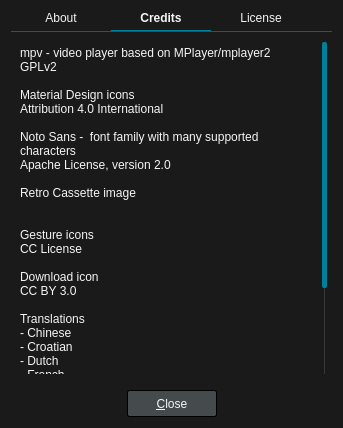
u8sand/Baka-MPlayer, file src/ui/aboutdialog.ui: the form before one commit.
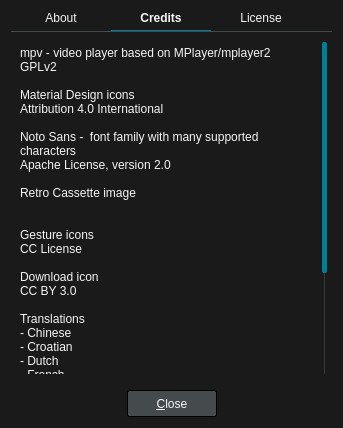
The form after the commit. The open tabs and pages were chosen to show the change. Icons and pictures are not drawn.

Commit message:
Updated developer credits for translations
And some I missed in the past--sorry about that.

```diff
--- a/src/ui/aboutdialog.ui
+++ b/src/ui/aboutdialog.ui
@@ -253,12 +253,14 @@
 - Dutch &lt;robin007bond, wb9688&gt;
 - French &lt;chapouvalpin&gt;
 - Georgian &lt;arabuli&gt;
-- German &lt;yiip87&gt;
-- Italian &lt;Aloysius&gt;
+- German &lt;yiip87, theChaosCoder&gt;
+- Italian &lt;Aloysius, luigino&gt;
 - Korean &lt;godly-devotion&gt;
-- Portuguese &lt;u8sand&gt;
-- Russian &lt;suhr&gt;
-- Spanish &lt;Alfredo Ramos&gt;</string>
+- Portuguese &lt;u8sand, GUiHKX&gt;
+- Russian &lt;suhr, stryaponoff&gt;
+- Spanish &lt;Alfredo Ramos&gt;
+- Vietnamese &lt;samdx&gt;
+- Turkish &lt;oltulu&gt;</string>
          </property>
         </widget>
        </item>
```
